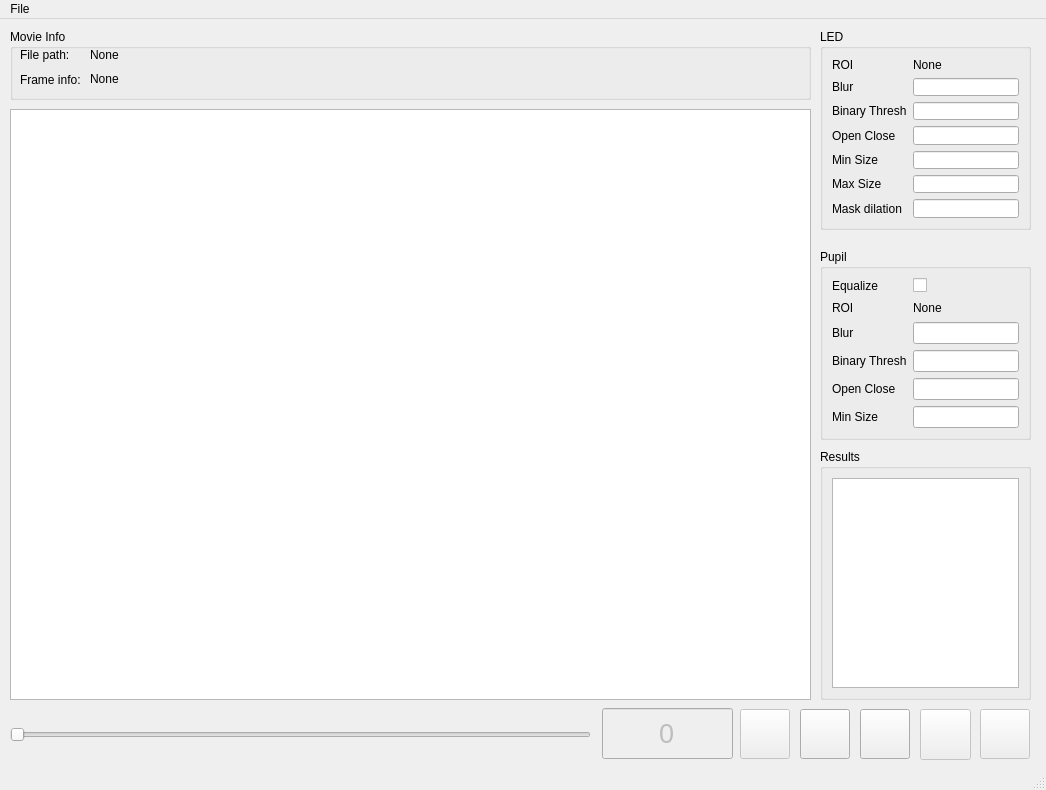
Above: eyetracker/mainwindow.ui from zhuangjun1981/eyetracker before the change. Below: the same form after it.
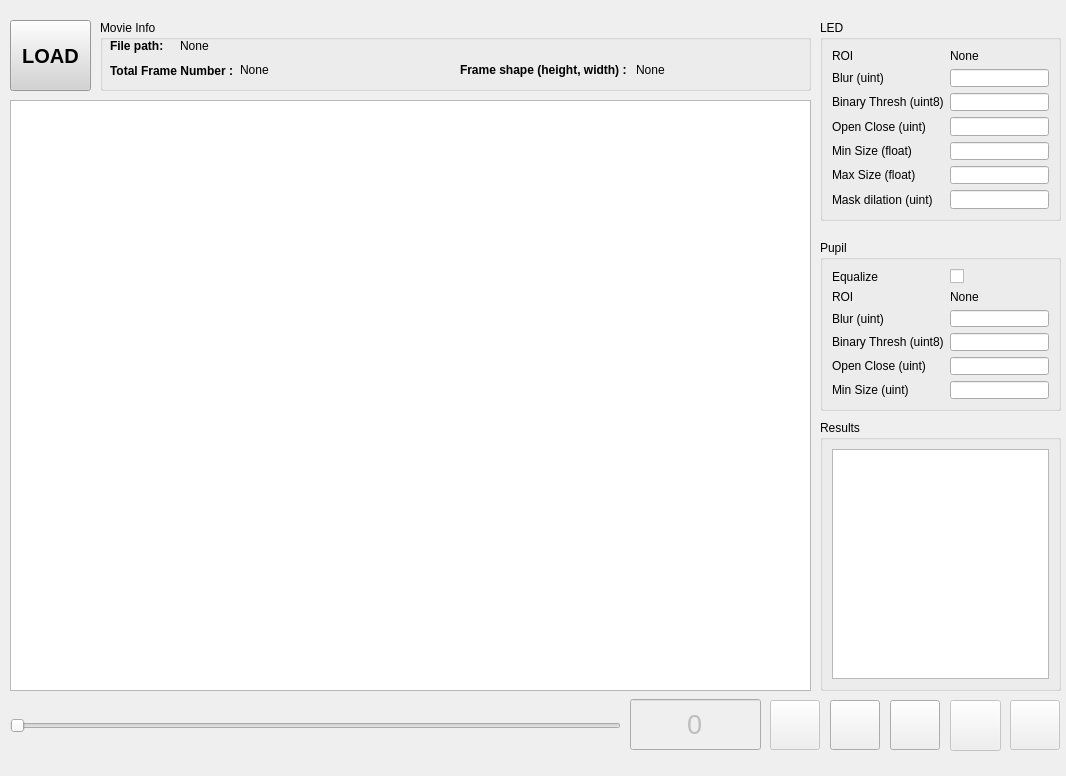
That is the form after the change. Icons and pictures are not drawn. Custom widgets are drawn as their Qt base class.

```diff
--- a/eyetracker/mainwindow.ui
+++ b/eyetracker/mainwindow.ui
@@ -6,8 +6,8 @@
    <rect>
     <x>0</x>
     <y>0</y>
-    <width>1046</width>
-    <height>790</height>
+    <width>1066</width>
+    <height>776</height>
    </rect>
   </property>
   <property name="windowTitle">
@@ -22,9 +22,9 @@
     <property name="geometry">
      <rect>
       <x>820</x>
-      <y>230</y>
-      <width>211</width>
-      <height>191</height>
+      <y>240</y>
+      <width>241</width>
+      <height>171</height>
      </rect>
     </property>
     <property name="title">
@@ -34,14 +34,14 @@
      <item row="4" column="0">
       <widget class="QLabel" name="label_pupilBinary">
        <property name="text">
-        <string>Binary Thresh</string>
+        <string>Binary Thresh (uint8)</string>
        </property>
       </widget>
      </item>
      <item row="6" column="0">
       <widget class="QLabel" name="label_pupilMinSize">
        <property name="text">
-        <string>Min Size</string>
+        <string>Min Size (uint)</string>
        </property>
       </widget>
      </item>
@@ -53,27 +53,39 @@
       </widget>
      </item>
      <item row="4" column="1">
-      <widget class="QLineEdit" name="lineEdit_pupilBinary"/>
+      <widget class="QLineEdit" name="lineEdit_pupilBinary">
+       <property name="alignment">
+        <set>Qt::AlignCenter</set>
+       </property>
+      </widget>
      </item>
      <item row="5" column="1">
-      <widget class="QLineEdit" name="lineEdit_pupilOpenClose"/>
+      <widget class="QLineEdit" name="lineEdit_pupilOpenClose">
+       <property name="alignment">
+        <set>Qt::AlignCenter</set>
+       </property>
+      </widget>
      </item>
      <item row="3" column="0">
       <widget class="QLabel" name="label_pupilBlur">
        <property name="text">
-        <string>Blur</string>
+        <string>Blur (uint)</string>
        </property>
       </widget>
      </item>
      <item row="5" column="0">
       <widget class="QLabel" name="label_pupilOpenClose">
        <property name="text">
-        <string>Open Close</string>
+        <string>Open Close (uint)</string>
        </property>
       </widget>
      </item>
      <item row="3" column="1">
-      <widget class="QLineEdit" name="lineEdit_pupilBlur"/>
+      <widget class="QLineEdit" name="lineEdit_pupilBlur">
+       <property name="alignment">
+        <set>Qt::AlignCenter</set>
+       </property>
+      </widget>
      </item>
      <item row="0" column="0">
       <widget class="QLabel" name="label_pupilEqualize">
@@ -93,7 +105,11 @@
       </widget>
      </item>
      <item row="6" column="1">
-      <widget class="QLineEdit" name="lineEdit_pupilMinSize"/>
+      <widget class="QLineEdit" name="lineEdit_pupilMinSize">
+       <property name="alignment">
+        <set>Qt::AlignCenter</set>
+       </property>
+      </widget>
      </item>
      <item row="1" column="1">
       <widget class="QLabel" name="label_pupilROIValue">
@@ -108,8 +124,8 @@
     <property name="geometry">
      <rect>
       <x>820</x>
-      <y>10</y>
-      <width>211</width>
+      <y>20</y>
+      <width>241</width>
       <height>201</height>
      </rect>
     </property>
@@ -120,35 +136,35 @@
      <item row="1" column="0">
       <widget class="QLabel" name="label_ledBlur">
        <property name="text">
-        <string>Blur</string>
+        <string>Blur (uint)</string>
        </property>
       </widget>
      </item>
      <item row="3" column="0">
       <widget class="QLabel" name="label_ledOpenClose">
        <property name="text">
-        <string>Open Close</string>
+        <string>Open Close (uint)</string>
        </property>
       </widget>
      </item>
      <item row="6" column="0">
       <widget class="QLabel" name="label">
        <property name="text">
-        <string>Mask dilation</string>
+        <string>Mask dilation (uint)</string>
        </property>
       </widget>
      </item>
      <item row="2" column="0">
       <widget class="QLabel" name="label_ledBinary">
        <property name="text">
-        <string>Binary Thresh</string>
+        <string>Binary Thresh (uint8)</string>
        </property>
       </widget>
      </item>
      <item row="4" column="0">
       <widget class="QLabel" name="label_led_min">
        <property name="text">
-        <string>Min Size</string>
+        <string>Min Size (float)</string>
        </property>
       </widget>
      </item>
@@ -162,27 +178,51 @@
      <item row="5" column="0">
       <widget class="QLabel" name="label_ledMaxSize">
        <property name="text">
-        <string>Max Size</string>
+        <string>Max Size (float)</string>
        </property>
       </widget>
      </item>
      <item row="1" column="1">
-      <widget class="QLineEdit" name="lineEdit_ledBlur"/>
+      <widget class="QLineEdit" name="lineEdit_ledBlur">
+       <property name="alignment">
+        <set>Qt::AlignCenter</set>
+       </property>
+      </widget>
      </item>
      <item row="2" column="1">
-      <widget class="QLineEdit" name="lineEdit_ledBinary"/>
+      <widget class="QLineEdit" name="lineEdit_ledBinary">
+       <property name="alignment">
+        <set>Qt::AlignCenter</set>
+       </property>
+      </widget>
      </item>
      <item row="3" column="1">
-      <widget class="QLineEdit" name="lineEdit_ledOpenClose"/>
+      <widget class="QLineEdit" name="lineEdit_ledOpenClose">
+       <property name="alignment">
+        <set>Qt::AlignCenter</set>
+       </property>
+      </widget>
      </item>
      <item row="4" column="1">
-      <widget class="QLineEdit" name="lineEdit_ledMinSize"/>
+      <widget class="QLineEdit" name="lineEdit_ledMinSize">
+       <property name="alignment">
+        <set>Qt::AlignCenter</set>
+       </property>
+      </widget>
      </item>
      <item row="5" column="1">
-      <widget class="QLineEdit" name="lineEdit_ledMaxSize"/>
+      <widget class="QLineEdit" name="lineEdit_ledMaxSize">
+       <property name="alignment">
+        <set>Qt::AlignCenter</set>
+       </property>
+      </widget>
      </item>
      <item row="6" column="1">
-      <widget class="QLineEdit" name="lineEdit_ledMaskDilation"/>
+      <widget class="QLineEdit" name="lineEdit_ledMaskDilation">
+       <property name="alignment">
+        <set>Qt::AlignCenter</set>
+       </property>
+      </widget>
      </item>
      <item row="0" column="1">
       <widget class="QLabel" name="label_ledROIValue">
@@ -197,9 +237,9 @@
     <property name="geometry">
      <rect>
       <x>820</x>
-      <y>430</y>
-      <width>211</width>
-      <height>251</height>
+      <y>420</y>
+      <width>241</width>
+      <height>271</height>
      </rect>
     </property>
     <property name="title">
@@ -218,7 +258,7 @@
     <property name="geometry">
      <rect>
       <x>10</x>
-      <y>90</y>
+      <y>100</y>
       <width>801</width>
       <height>591</height>
      </rect>
@@ -231,8 +271,8 @@
     <property name="geometry">
      <rect>
       <x>10</x>
-      <y>700</y>
-      <width>581</width>
+      <y>710</y>
+      <width>611</width>
       <height>31</height>
      </rect>
     </property>
@@ -252,8 +292,8 @@
     </property>
     <property name="geometry">
      <rect>
-      <x>740</x>
-      <y>690</y>
+      <x>770</x>
+      <y>700</y>
       <width>50</width>
       <height>50</height>
      </rect>
@@ -287,8 +327,8 @@
    <widget class="QPushButton" name="pushButton_saveConfig">
     <property name="geometry">
      <rect>
-      <x>860</x>
-      <y>690</y>
+      <x>890</x>
+      <y>700</y>
       <width>50</width>
       <height>50</height>
      </rect>
@@ -322,8 +362,8 @@
    <widget class="QPushButton" name="pushButton_loadConfig">
     <property name="geometry">
      <rect>
-      <x>800</x>
-      <y>690</y>
+      <x>830</x>
+      <y>700</y>
       <width>50</width>
       <height>50</height>
      </rect>
@@ -360,8 +400,8 @@
     </property>
     <property name="geometry">
      <rect>
-      <x>980</x>
-      <y>690</y>
+      <x>1010</x>
+      <y>700</y>
       <width>50</width>
       <height>50</height>
      </rect>
@@ -398,8 +438,8 @@
     </property>
     <property name="geometry">
      <rect>
-      <x>920</x>
-      <y>690</y>
+      <x>950</x>
+      <y>700</y>
       <width>51</width>
       <height>51</height>
      </rect>
@@ -421,9 +461,9 @@
    <widget class="QGroupBox" name="groupBox_movieInfo">
     <property name="geometry">
      <rect>
-      <x>10</x>
-      <y>10</y>
-      <width>801</width>
+      <x>100</x>
+      <y>20</y>
+      <width>711</width>
       <height>71</height>
      </rect>
     </property>
@@ -439,6 +479,12 @@
        <height>31</height>
       </rect>
      </property>
+     <property name="font">
+      <font>
+       <weight>75</weight>
+       <bold>true</bold>
+      </font>
+     </property>
      <property name="text">
       <string>File path:</string>
      </property>
@@ -448,12 +494,18 @@
       <rect>
        <x>10</x>
        <y>40</y>
-       <width>71</width>
+       <width>131</width>
        <height>21</height>
       </rect>
      </property>
+     <property name="font">
+      <font>
+       <weight>75</weight>
+       <bold>true</bold>
+      </font>
+     </property>
      <property name="text">
-      <string>Frame info:</string>
+      <string>Total Frame Number :</string>
      </property>
     </widget>
     <widget class="QLabel" name="label_moviePathValue">
@@ -472,9 +524,41 @@
     <widget class="QLabel" name="label_movieInfoValue">
      <property name="geometry">
       <rect>
-       <x>80</x>
+       <x>140</x>
        <y>40</y>
-       <width>711</width>
+       <width>101</width>
+       <height>20</height>
+      </rect>
+     </property>
+     <property name="text">
+      <string>None</string>
+     </property>
+    </widget>
+    <widget class="QLabel" name="label_movieFrameShape">
+     <property name="geometry">
+      <rect>
+       <x>360</x>
+       <y>40</y>
+       <width>171</width>
+       <height>20</height>
+      </rect>
+     </property>
+     <property name="font">
+      <font>
+       <weight>75</weight>
+       <bold>true</bold>
+      </font>
+     </property>
+     <property name="text">
+      <string>Frame shape (height, width) : </string>
+     </property>
+    </widget>
+    <widget class="QLabel" name="label_movieFrameShapeValue">
+     <property name="geometry">
+      <rect>
+       <x>536</x>
+       <y>40</y>
+       <width>181</width>
        <height>20</height>
       </rect>
      </property>
@@ -489,8 +573,8 @@
     </property>
     <property name="geometry">
      <rect>
-      <x>602</x>
-      <y>689</y>
+      <x>630</x>
+      <y>699</y>
       <width>131</width>
       <height>51</height>
      </rect>
@@ -507,26 +591,46 @@
      <set>Qt::AlignCenter</set>
     </property>
    </widget>
+   <widget class="QPushButton" name="pushButton_loadMovie">
+    <property name="enabled">
+     <bool>true</bool>
+    </property>
+    <property name="geometry">
+     <rect>
+      <x>10</x>
+      <y>20</y>
+      <width>81</width>
+      <height>71</height>
+     </rect>
+    </property>
+    <property name="font">
+     <font>
+      <pointsize>15</pointsize>
+      <weight>75</weight>
+      <bold>true</bold>
+     </font>
+    </property>
+    <property name="autoFillBackground">
+     <bool>false</bool>
+    </property>
+    <property name="styleSheet">
+     <string notr="true">background-color: lightgray</string>
+    </property>
+    <property name="text">
+     <string>LOAD</string>
+    </property>
+   </widget>
   </widget>
   <widget class="QMenuBar" name="menubar">
    <property name="geometry">
     <rect>
      <x>0</x>
      <y>0</y>
-     <width>1046</width>
+     <width>1066</width>
      <height>21</height>
     </rect>
    </property>
-   <widget class="QMenu" name="menuFile">
-    <property name="title">
-     <string>File</string>
-    </property>
-    <addaction name="actionLoad"/>
-    <addaction name="actionQuit"/>
-   </widget>
-   <addaction name="menuFile"/>
   </widget>
-  <widget class="QStatusBar" name="statusbar"/>
   <action name="actionQuit">
    <property name="icon">
     <iconset>
```
Left out of the diff: 8 changed lines with no effect on the pictures.
